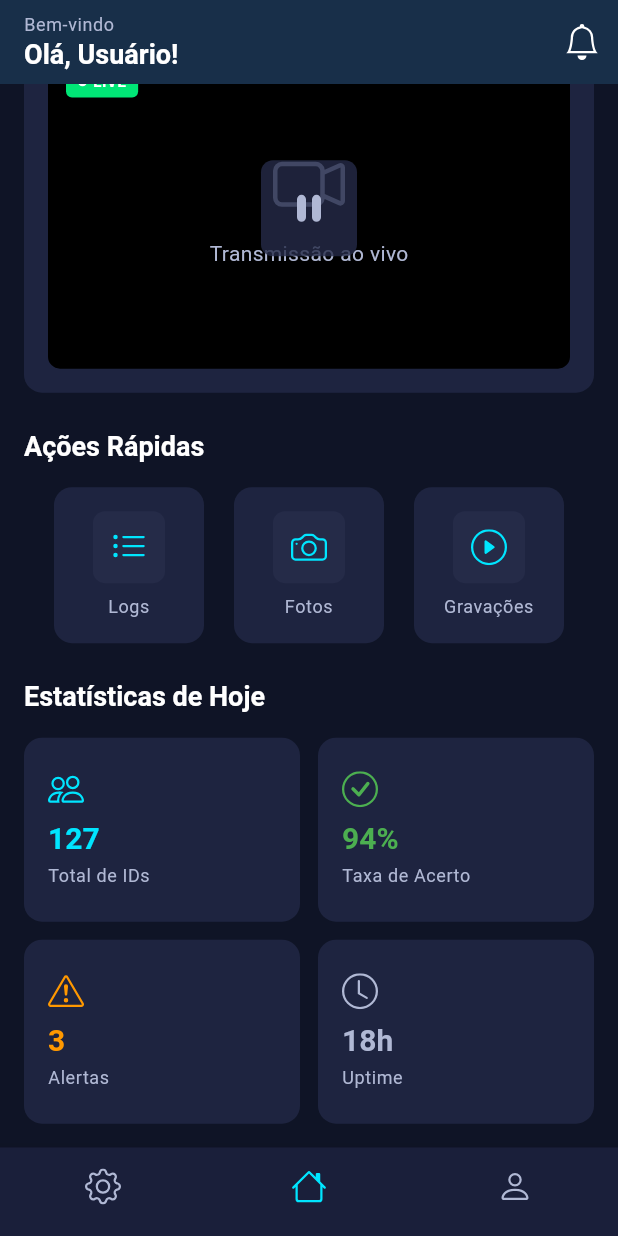
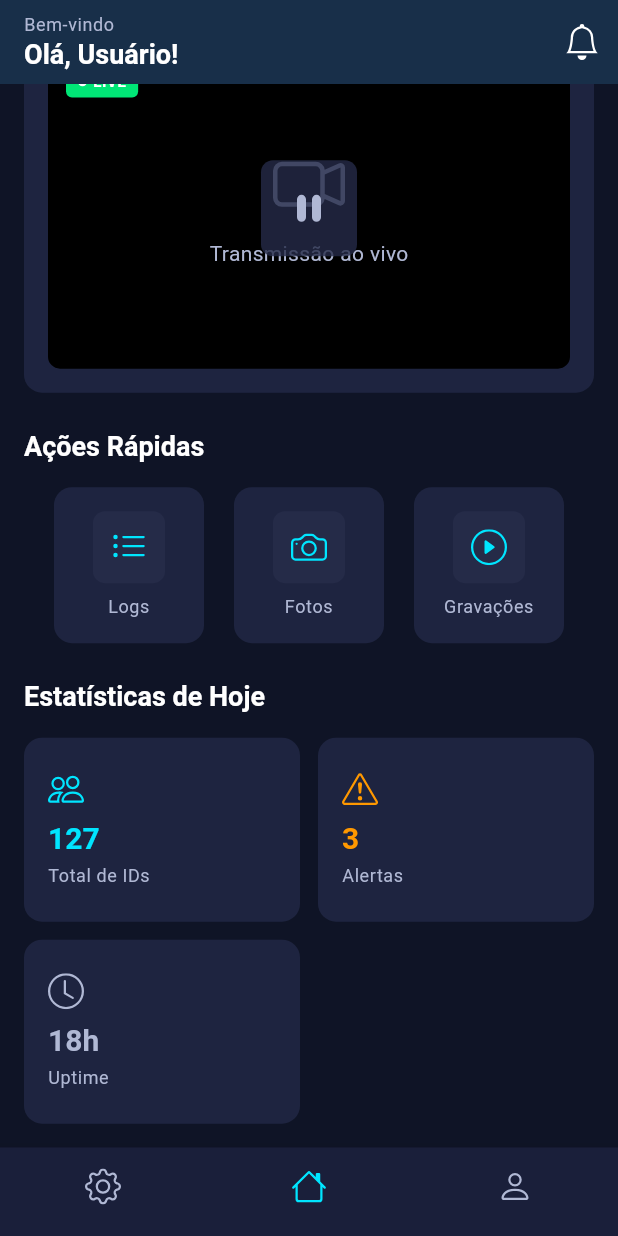
Before and after one commit to Alletai/faceid, a Flutter app: the DashboardPage screen opened by its route, scrolled down 164 dp, on a phone screen of 412 x 824 dp. Run offline on Flutter 3.47's test engine with Material 3 defaults, Android fonts, the phone set to English and light mode, and no system bars; our stand-ins replace bootstrap_icons, dio, flutter_riverpod, freezed_annotation, go_router, infinite_scroll_pagination.

Commit message:
Alterações de layout

```diff
--- a/faceid_monitor/lib/features/dashboard/ui/dashboard_page.dart
+++ b/faceid_monitor/lib/features/dashboard/ui/dashboard_page.dart
@@ -113,13 +113,6 @@ class DashboardPage extends ConsumerWidget {
         ),
         _buildStatCard(
           context,
-          'Taxa de Acerto',
-          '${stats['accuracy']?.toString() ?? '0'}%',
-          BootstrapIcons.check_circle,
-          AppTheme.successGreen,
-        ),
-        _buildStatCard(
-          context,
           'Alertas',
           stats['alerts']?.toString() ?? '0',
           BootstrapIcons.exclamation_triangle,
--- a/faceid_monitor/lib/widgets/app_appbar.dart
+++ b/faceid_monitor/lib/widgets/app_appbar.dart
@@ -65,7 +65,7 @@ class _AppSearchDelegate extends SearchDelegate<String?> {
       children: [
         ListTile(
           leading: const Icon(Icons.search),
-          title: Text("Buscar '" + query + "'"),
+          title: Text("Buscar '$query'"),
           onTap: () => close(context, query),
         ),
       ],
@@ -81,7 +81,7 @@ class _AppSearchDelegate extends SearchDelegate<String?> {
       children: [
         ListTile(
           leading: const Icon(Icons.search),
-          title: Text("Buscar '" + query + "'"),
+          title: Text("Buscar '$query'"),
           onTap: () => showResults(context),
         ),
       ],
```
